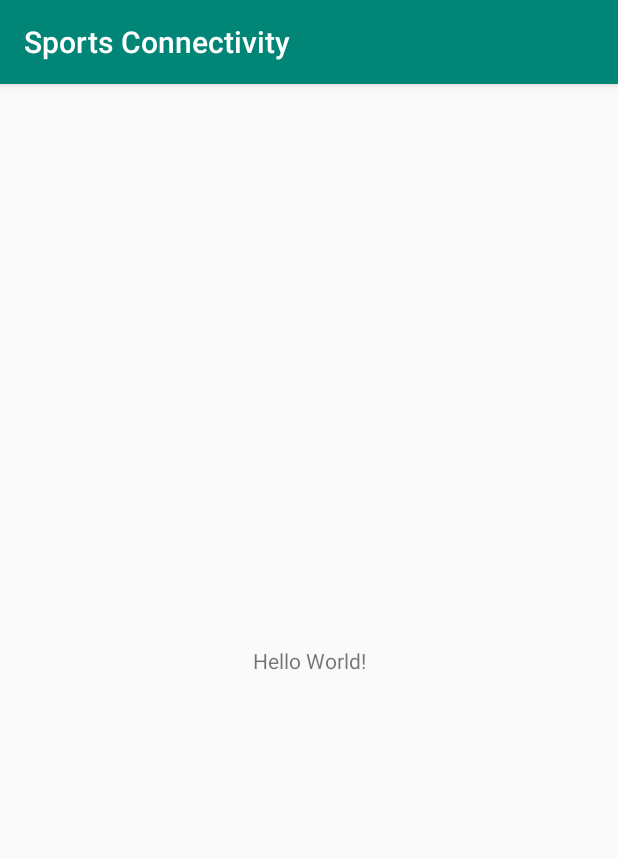
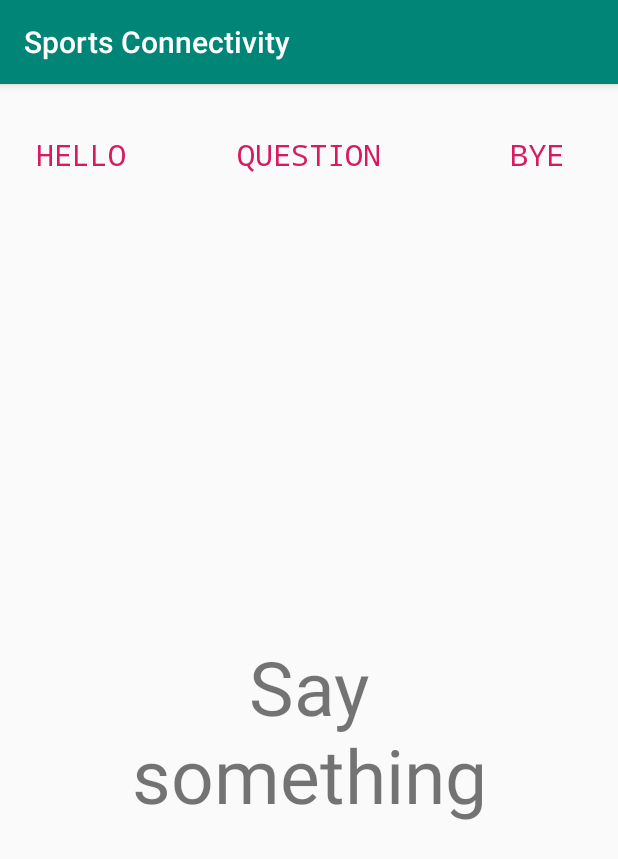
Before and after one commit to DimaOvsyanyk/Sports-Connectivity, an Android app: the screen it shows after launch (MainActivity), on a phone screen of 412 x 824 dp. Shown: the top 859 px of the screen. Run offline under Robolectric (Android 15) with nearby library versions, the phone set to English and light mode, and no system bars.

Commit message:
add three btns and textView

```diff
--- a/app/build.gradle
+++ b/app/build.gradle
@@ -25,4 +25,7 @@ dependencies {
     testImplementation 'junit:junit:4.12'
     androidTestImplementation 'com.android.support.test:runner:1.0.2'
     androidTestImplementation 'com.android.support.test.espresso:espresso-core:3.0.2'
+    implementation 'com.android.support:cardview-v7:28.0.0'
+    implementation 'com.android.support:design:28.0.0'
+    implementation 'com.android.support:recyclerview-v7:28.0.0'
 }
--- a/app/src/main/java/com/dimaoprog/sportsconnectivity/MainActivity.java
+++ b/app/src/main/java/com/dimaoprog/sportsconnectivity/MainActivity.java
@@ -2,14 +2,43 @@ package com.dimaoprog.sportsconnectivity;
 
 import android.support.v7.app.AppCompatActivity;
 import android.os.Bundle;
+import android.view.View;
+import android.widget.Button;
+import android.widget.TextView;
 
-public class MainActivity extends AppCompatActivity {
+public class MainActivity extends AppCompatActivity implements View.OnClickListener {
+
+    public Button btnHello, btnQuiz, btnBye;
+    public TextView txtSpeech;
 
     @Override
     protected void onCreate(Bundle savedInstanceState) {
         super.onCreate(savedInstanceState);
         setContentView(R.layout.activity_main);
-        String name = "Dima";
-        int wantToBeAndroidDev = 100;
+        btnHello = findViewById(R.id.btnHello);
+        btnQuiz = findViewById(R.id.btnQuiz);
+        btnBye = findViewById(R.id.btnBye);
+        txtSpeech = findViewById(R.id.txtSpeech);
+        btnHello.setOnClickListener(this);
+        btnQuiz.setOnClickListener(this);
+        btnBye.setOnClickListener(this);
+    }
+
+    @Override
+    public void onClick(View v) {
+        switch (v.getId()) {
+            case R.id.btnHello:
+                txtSpeech.setText(getString(R.string.helloText));
+                txtSpeech.setBackgroundColor(getResources().getColor(R.color.green));
+                break;
+            case R.id.btnQuiz:
+                txtSpeech.setText(getString(R.string.quizText));
+                txtSpeech.setBackgroundColor(getResources().getColor(R.color.yellow));
+                break;
+            case R.id.btnBye:
+                txtSpeech.setText(getString(R.string.byeText));
+                txtSpeech.setBackgroundColor(getResources().getColor(R.color.red));
+                break;
+        }
     }
 }
--- a/app/src/main/res/layout/activity_main.xml
+++ b/app/src/main/res/layout/activity_main.xml
@@ -1,18 +1,77 @@
 <?xml version="1.0" encoding="utf-8"?>
-<android.support.constraint.ConstraintLayout xmlns:android="http://schemas.android.com/apk/res/android"
-    xmlns:app="http://schemas.android.com/apk/res-auto"
+<LinearLayout xmlns:android="http://schemas.android.com/apk/res/android"
     xmlns:tools="http://schemas.android.com/tools"
     android:layout_width="match_parent"
     android:layout_height="match_parent"
+    android:orientation="vertical"
     tools:context=".MainActivity">
 
-    <TextView
-        android:layout_width="wrap_content"
+    <LinearLayout
+        android:id="@+id/linearLayout"
+        android:layout_width="match_parent"
         android:layout_height="wrap_content"
-        android:text="Hello World!"
-        app:layout_constraintBottom_toBottomOf="parent"
-        app:layout_constraintLeft_toLeftOf="parent"
-        app:layout_constraintRight_toRightOf="parent"
-        app:layout_constraintTop_toTopOf="parent" />
+        android:orientation="horizontal">
 
-</android.support.constraint.ConstraintLayout>
+        <Button
+            android:id="@+id/btnHello"
+            style="?attr/buttonBarButtonStyle"
+            android:layout_width="0dp"
+            android:layout_height="wrap_content"
+            android:layout_marginStart="10dp"
+            android:layout_marginTop="20dp"
+            android:layout_marginEnd="10dp"
+            android:layout_marginBottom="20dp"
+            android:layout_weight="1"
+            android:fontFamily="monospace"
+            android:text="@string/hello"
+            android:textSize="20sp"
+            android:typeface="monospace" />
+
+        <Button
+            android:id="@+id/btnQuiz"
+            style="?attr/buttonBarButtonStyle"
+            android:layout_width="0dp"
+            android:layout_height="wrap_content"
+            android:layout_marginStart="10dp"
+            android:layout_marginTop="20dp"
+            android:layout_marginEnd="10dp"
+            android:layout_marginBottom="20dp"
+            android:layout_weight="2"
+            android:fontFamily="monospace"
+            android:text="@string/question"
+            android:textSize="20sp"
+            android:typeface="monospace" />
+
+        <Button
+            android:id="@+id/btnBye"
+            style="?attr/buttonBarButtonStyle"
+            android:layout_width="0dp"
+            android:layout_height="wrap_content"
+            android:layout_marginStart="10dp"
+            android:layout_marginTop="20dp"
+            android:layout_marginEnd="10dp"
+            android:layout_marginBottom="20dp"
+            android:layout_weight="1"
+            android:fontFamily="monospace"
+            android:text="@string/bye"
+            android:textSize="20sp"
+            android:typeface="monospace" />
+    </LinearLayout>
+
+    <FrameLayout
+        android:id="@+id/frameLayout"
+        android:layout_width="match_parent"
+        android:layout_height="match_parent">
+
+        <TextView
+            android:id="@+id/txtSpeech"
+            android:layout_width="match_parent"
+            android:layout_height="match_parent"
+            android:layout_gravity="center"
+            android:layout_margin="50dp"
+            android:gravity="center"
+            android:padding="15dp"
+            android:text="@string/saySome"
+            android:textSize="50sp" />
+    </FrameLayout>
+</LinearLayout>
--- a/app/src/main/res/values/colors.xml
+++ b/app/src/main/res/values/colors.xml
@@ -3,4 +3,7 @@
     <color name="colorPrimary">#008577</color>
     <color name="colorPrimaryDark">#00574B</color>
     <color name="colorAccent">#D81B60</color>
+    <color name="red">#e16262</color>
+    <color name="yellow">#fabc60</color>
+    <color name="green">#3a9679</color>
 </resources>
--- a/app/src/main/res/values/strings.xml
+++ b/app/src/main/res/values/strings.xml
@@ -1,3 +1,10 @@
 <resources>
     <string name="app_name">Sports Connectivity</string>
+    <string name="hello">hello</string>
+    <string name="question">question</string>
+    <string name="bye">bye</string>
+    <string name="saySome">Say something</string>
+    <string name="helloText">Hello, I am glad to see you.</string>
+    <string name="quizText">How are you? How was your day?</string>
+    <string name="byeText">Bye, have a nice evening, looking forward too see you again.</string>
 </resources>
```
